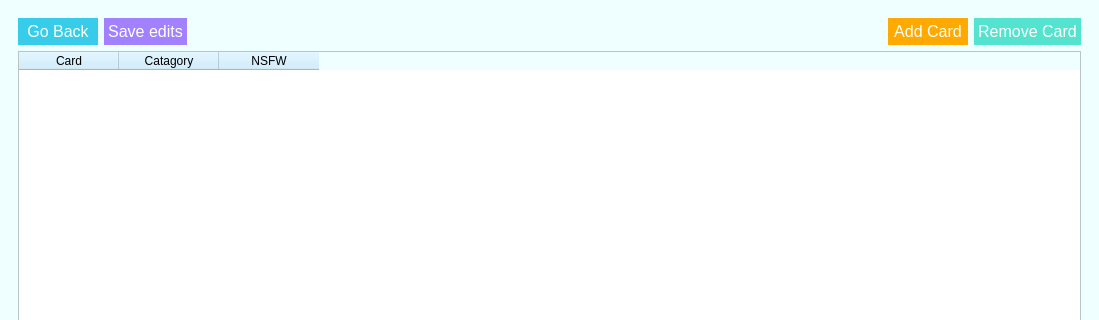
Above: card_bank.ui from MitchellMcDuff/Card_Bank before the change; both pictures show x 0 to 1099 and y 0 to 320 of the 1099 by 663 pixel window. Below: the same form after it.
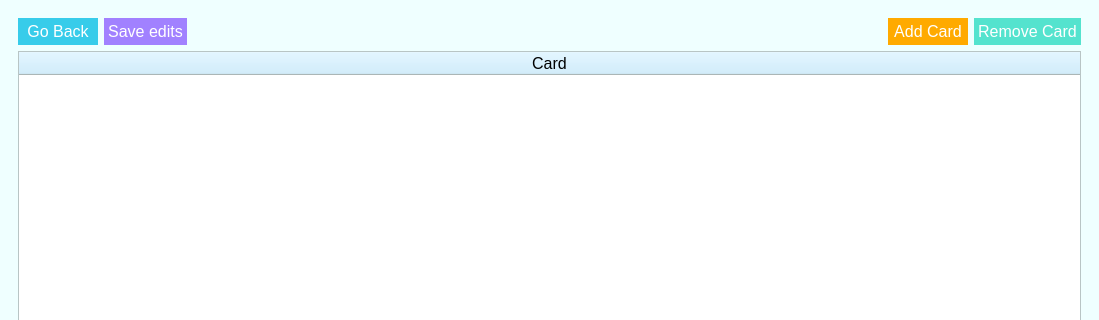
That is the form after the change. The open tabs and pages were chosen to show the change.

Commit message: removed category and nsfw

```diff
--- a/card_bank.ui
+++ b/card_bank.ui
@@ -6078,21 +6078,23 @@
           <property name="wordWrap">
            <bool>true</bool>
           </property>
+          <property name="columnCount">
+           <number>1</number>
+          </property>
+          <attribute name="horizontalHeaderStretchLastSection">
+           <bool>true</bool>
+          </attribute>
+          <attribute name="verticalHeaderDefaultSectionSize">
+           <number>30</number>
+          </attribute>
+          <attribute name="verticalHeaderStretchLastSection">
+           <bool>false</bool>
+          </attribute>
           <column>
            <property name="text">
             <string>Card</string>
            </property>
           </column>
-          <column>
-           <property name="text">
-            <string>Catagory</string>
-           </property>
-          </column>
-          <column>
-           <property name="text">
-            <string>NSFW</string>
-           </property>
-          </column>
          </widget>
         </item>
         <item row="0" column="0">
```
The commit also changes 3 other files.
